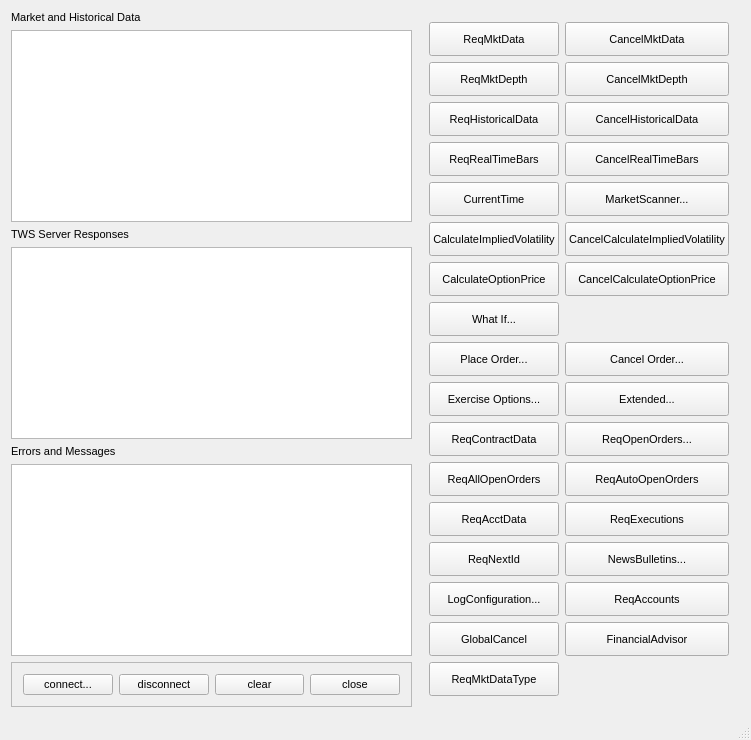
Before: the Qt Designer form tools/fqclient2/mainwindow.ui in javagg/freequant, drawn with Qt 5.
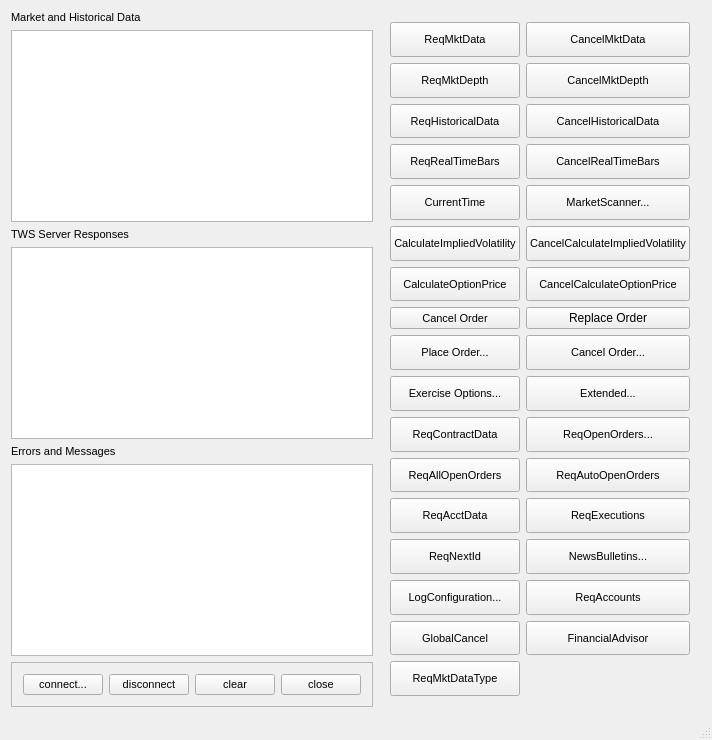
After: the same form once the commit is applied.

Patch:
```diff
--- a/tools/fqclient2/mainwindow.ui
+++ b/tools/fqclient2/mainwindow.ui
@@ -6,8 +6,8 @@
    <rect>
     <x>0</x>
     <y>0</y>
-    <width>751</width>
-    <height>740</height>
+    <width>676</width>
+    <height>736</height>
    </rect>
   </property>
   <property name="sizePolicy">
@@ -207,7 +207,7 @@
           </font>
          </property>
          <property name="text">
-          <string>What If...</string>
+          <string>Cancel Order</string>
          </property>
         </widget>
        </item>
@@ -733,6 +733,13 @@
          </property>
         </widget>
        </item>
+       <item row="7" column="1">
+        <widget class="QPushButton" name="replaceOrderButton">
+         <property name="text">
+          <string>Replace Order</string>
+         </property>
+        </widget>
+       </item>
       </layout>
      </widget>
     </item>
```
Left out of the diff: 55 changed lines with no effect on the pictures.
